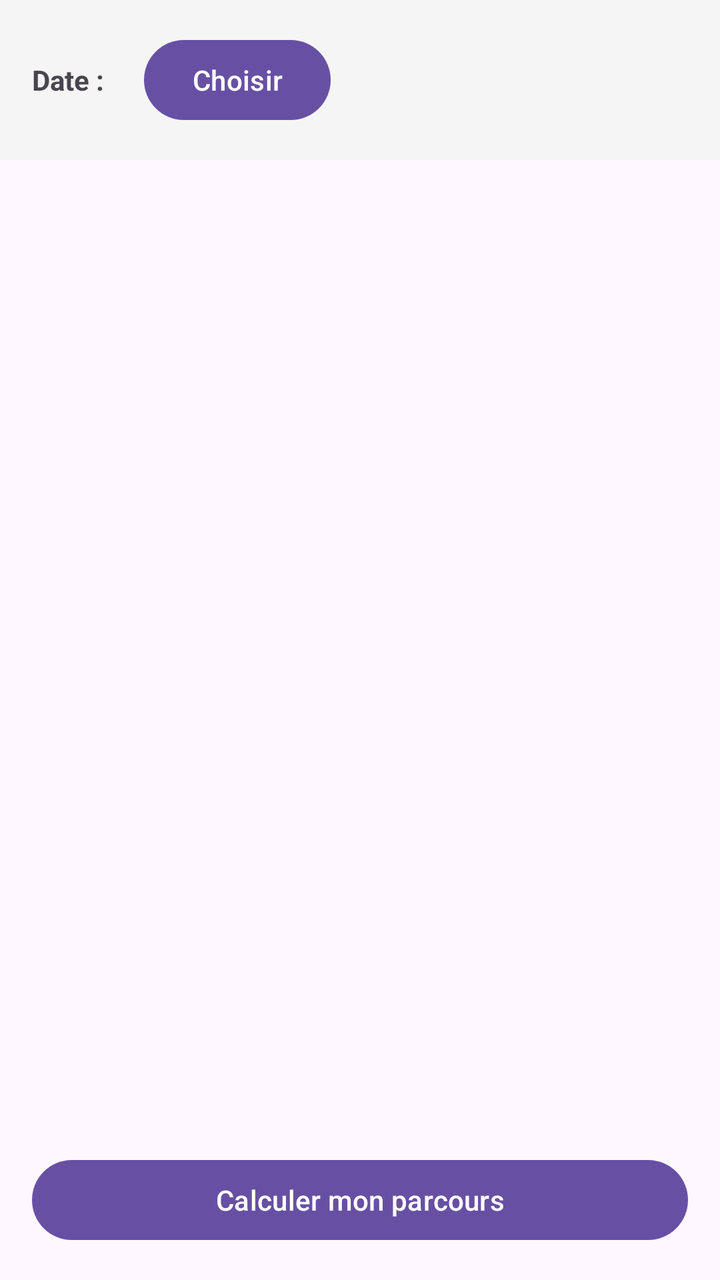
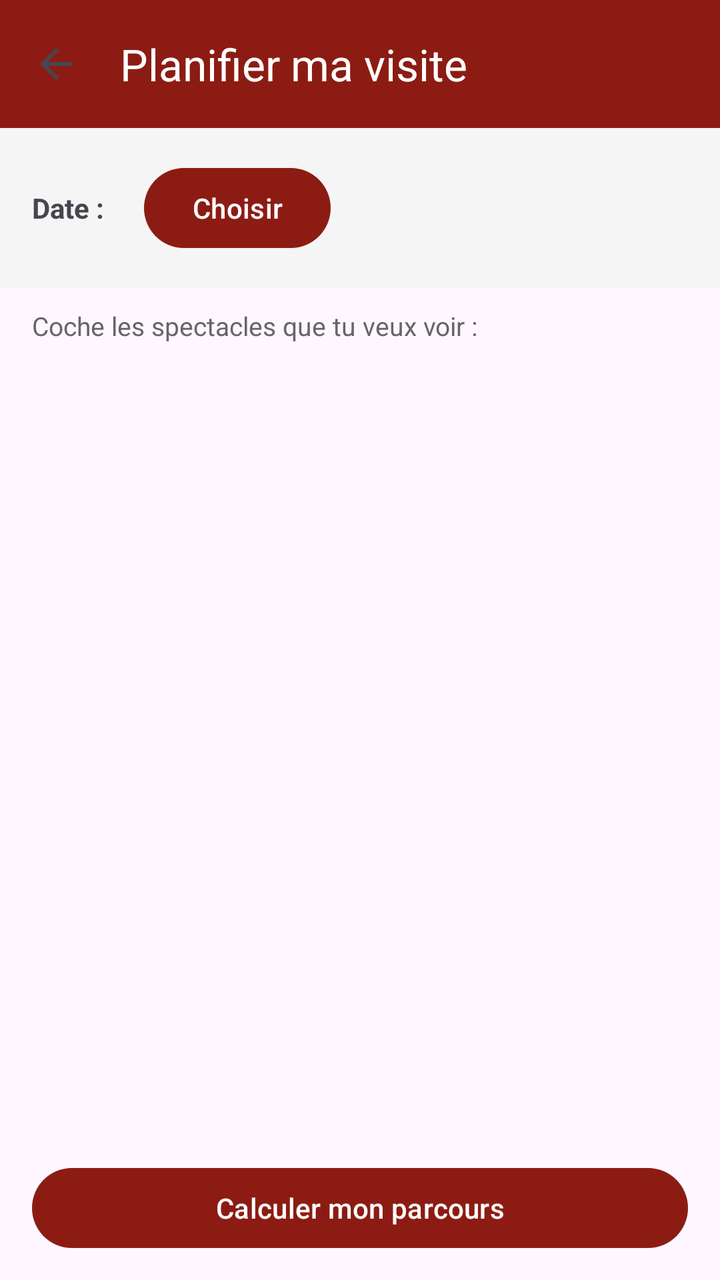

Before-and-after screenshots of an Android layout around one commit, followed by the original layout XML and the change that was made.
<!-- AndroidManifest.xml: application theme Theme.Puy_Du_Fou -->
<!-- res/layout/activity_spectacles.xml -->
<?xml version="1.0" encoding="utf-8"?>
<LinearLayout xmlns:android="http://schemas.android.com/apk/res/android"
    android:layout_width="match_parent"
    android:layout_height="match_parent"
    android:orientation="vertical">

    <LinearLayout
        android:layout_width="match_parent"
        android:layout_height="wrap_content"
        android:orientation="horizontal"
        android:padding="16dp"
        android:gravity="center_vertical"
        android:background="#F5F5F5">

        <TextView
            android:layout_width="wrap_content"
            android:layout_height="wrap_content"
            android:text="Date :"
            android:textStyle="bold"/>

        <TextView
            android:id="@+id/dateText"
            android:layout_width="wrap_content"
            android:layout_height="wrap_content"
            android:layout_marginStart="8dp"
            android:textSize="16sp"/>

        <Button
            android:id="@+id/btnDate"
            android:layout_width="wrap_content"
            android:layout_height="wrap_content"
            android:layout_marginStart="12dp"
            android:text="Choisir"/>
    </LinearLayout>

    <androidx.recyclerview.widget.RecyclerView
        android:id="@+id/recycler"
        android:layout_width="match_parent"
        android:layout_height="0dp"
        android:layout_weight="1"/>

    <ProgressBar
        android:id="@+id/progress"
        android:layout_width="wrap_content"
        android:layout_height="wrap_content"
        android:layout_gravity="center"
        android:visibility="gone"/>

    <Button
        android:id="@+id/btnCalculer"
        android:layout_width="match_parent"
        android:layout_height="wrap_content"
        android:text="Calculer mon parcours"
        android:layout_margin="16dp"/>
</LinearLayout>
<!-- resources referenced by this layout -->
<resources>
  <style name="Theme.Puy_Du_Fou" parent="Base.Theme.Puy_Du_Fou" />
  <style name="Base.Theme.Puy_Du_Fou" parent="Theme.Material3.DayNight.NoActionBar">
          
          
      </style>
</resources>

<!-- the commit's change to res/layout/activity_spectacles.xml (unified diff, before → after) -->
@@ -1,8 +1,18 @@
 <?xml version="1.0" encoding="utf-8"?>
 <LinearLayout xmlns:android="http://schemas.android.com/apk/res/android"
+    xmlns:app="http://schemas.android.com/apk/res-auto"
     android:layout_width="match_parent"
     android:layout_height="match_parent"
     android:orientation="vertical">
+
+    <androidx.appcompat.widget.Toolbar
+        android:id="@+id/toolbar"
+        android:layout_width="match_parent"
+        android:layout_height="?attr/actionBarSize"
+        android:background="?attr/colorPrimary"
+        app:navigationIcon="?attr/homeAsUpIndicator"
+        app:title="Planifier ma visite"
+        app:titleTextColor="@android:color/white"/>
 
     <LinearLayout
         android:layout_width="match_parent"
@@ -33,11 +43,38 @@
             android:text="Choisir"/>
     </LinearLayout>
 
-    <androidx.recyclerview.widget.RecyclerView
-        android:id="@+id/recycler"
+    <TextView
+        android:layout_width="match_parent"
+        android:layout_height="wrap_content"
+        android:text="Coche les spectacles que tu veux voir :"
+        android:textSize="13sp"
+        android:textColor="#666666"
+        android:paddingStart="16dp"
+        android:paddingEnd="16dp"
+        android:paddingTop="10dp"
+        android:paddingBottom="4dp"/>
+
+    <FrameLayout
         android:layout_width="match_parent"
         android:layout_height="0dp"
-        android:layout_weight="1"/>
+        android:layout_weight="1">
+
+        <androidx.recyclerview.widget.RecyclerView
+            android:id="@+id/recycler"
+            android:layout_width="match_parent"
+            android:layout_height="match_parent"/>
+
+        <TextView
+            android:id="@+id/emptyText"
+            android:layout_width="wrap_content"
+            android:layout_height="wrap_content"
+            android:layout_gravity="center"
+            android:text="Aucun spectacle prévu ce jour-là"
+            android:textColor="#888888"
+            android:textSize="15sp"
+            android:visibility="gone"/>
+
+    </FrameLayout>
 
     <ProgressBar
         android:id="@+id/progress"
@@ -51,5 +88,9 @@
         android:layout_width="match_parent"
         android:layout_height="wrap_content"
         android:text="Calculer mon parcours"
-        android:layout_margin="16dp"/>
+        android:layout_marginStart="16dp"
+        android:layout_marginEnd="16dp"
+        android:layout_marginTop="8dp"
+        android:layout_marginBottom="12dp"/>
+
 </LinearLayout>
<!-- resource entries referenced after the edit -->
@@ -2,8 +2,12 @@
 <resources>
   <style name="Theme.Puy_Du_Fou" parent="Base.Theme.Puy_Du_Fou" />
   <style name="Base.Theme.Puy_Du_Fou" parent="Theme.Material3.DayNight.NoActionBar">
-          
-          
+          <item name="colorPrimary">@color/colorPrimary</item>
+          <item name="colorPrimaryVariant">@color/colorPrimaryDark</item>
+          <item name="colorSecondary">@color/colorAccent</item>
       </style>
+  <color name="colorPrimary">#8C1C13</color>
+  <color name="colorPrimaryDark">#5C1010</color>
+  <color name="colorAccent">#D4A017</color>
 </resources>
 
